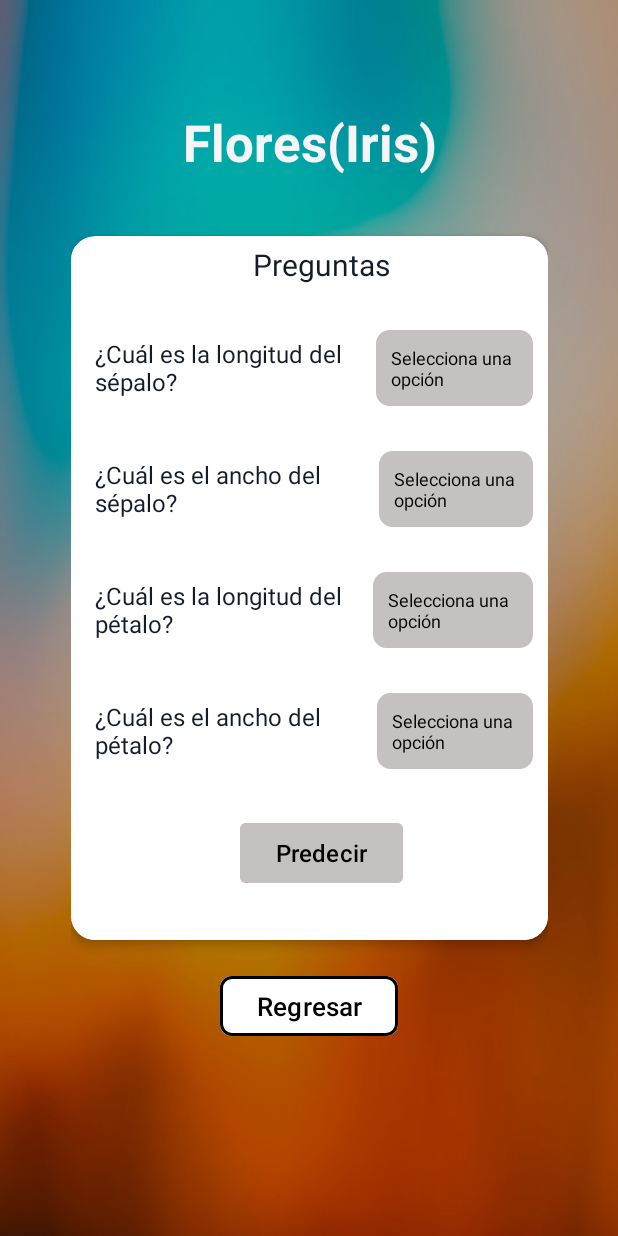
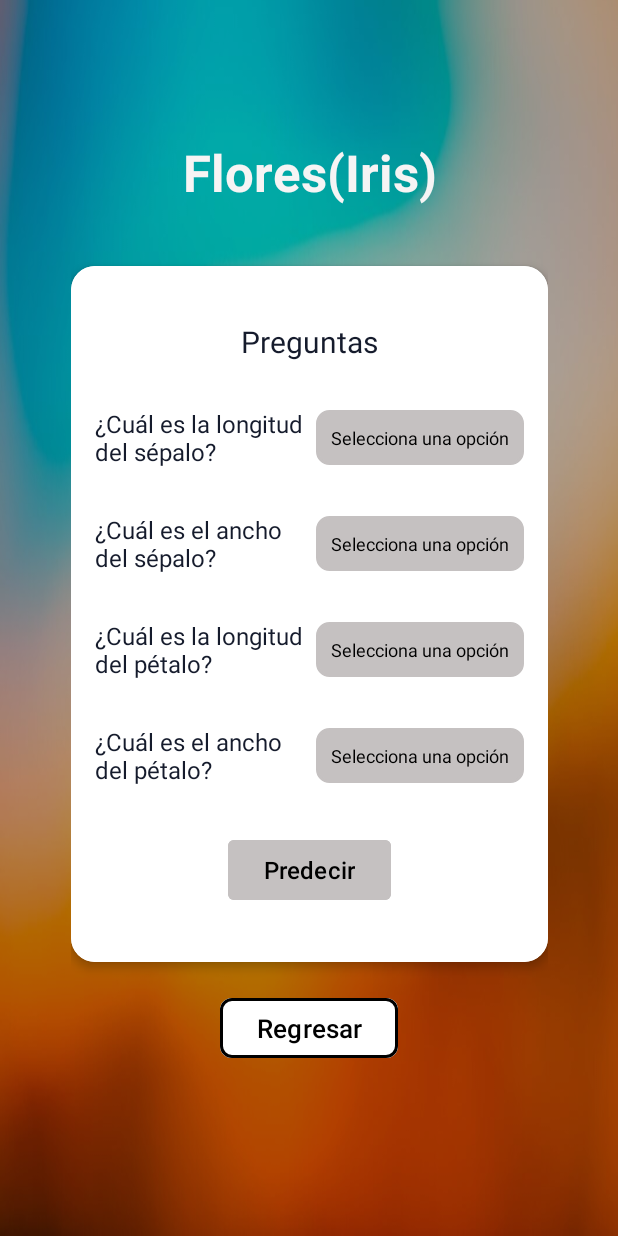
Before and after one commit to AzaelLobos/PrediccionMovil, an Android app: the screen it shows after launch (MainActivity), after a tap on "Predicción", on a phone screen of 412 x 824 dp. Run offline under Robolectric (Android 15) with nearby library versions, the phone set to English and light mode, and no system bars; libraries missing offline, so code that uses them is left out: org.tensorflow.lite; network calls fail.

Commit message:
Centrado verticalmente en Prediccion

```diff
--- a/proyecto/app/src/main/res/layout/vista_prediccion.xml
+++ b/proyecto/app/src/main/res/layout/vista_prediccion.xml
@@ -24,13 +24,15 @@
         android:id="@+id/linearLayout"
         android:layout_width="318dp"
         android:layout_height="640dp"
-        android:layout_marginTop="72dp"
         android:orientation="vertical"
+        app:layout_constraintStart_toStartOf="parent"
         app:layout_constraintEnd_toEndOf="parent"
-        app:layout_constraintStart_toStartOf="parent"
-        app:layout_constraintTop_toTopOf="parent">
+        app:layout_constraintTop_toTopOf="parent"
+        app:layout_constraintBottom_toBottomOf="parent"
+        app:layout_constraintVertical_bias="0.5">
 
-        <TextView
+
+    <TextView
             android:id="@+id/textView"
             android:layout_width="match_parent"
             android:layout_height="wrap_content"
@@ -42,7 +44,7 @@
 
         <androidx.cardview.widget.CardView
             android:layout_width="match_parent"
-            android:layout_height="wrap_content"
+            android:layout_height="464dp"
             android:layout_marginTop="40dp"
             android:backgroundTint="#FFFFFF"
             app:cardCornerRadius="16dp"
@@ -50,11 +52,11 @@
 
             <LinearLayout
                 android:layout_width="match_parent"
-                android:layout_height="464dp"
-                android:layout_marginTop="5dp"
+                android:layout_height="match_parent"
                 android:background="#FFFFFF"
                 android:orientation="vertical"
-                android:paddingLeft="16dp">
+                android:padding="16dp"
+                android:gravity="center_vertical">  <!-- Centra verticalmente el contenido -->
 
                 <TextView
                     android:layout_width="wrap_content"
@@ -73,10 +75,9 @@
                     android:orientation="horizontal">
 
                     <TextView
-                        android:layout_width="221dp"
+                        android:layout_width="0dp"
                         android:layout_height="wrap_content"
                         android:layout_weight="1"
-                        android:paddingEnd="16dp"
                         android:text="¿Cuál es la longitud del sépalo?"
                         android:textColor="@color/material_dynamic_secondary10"
                         android:textSize="16sp" />
@@ -85,8 +86,6 @@
                         android:id="@+id/pregunta1"
                         android:layout_width="wrap_content"
                         android:layout_height="wrap_content"
-                        android:layout_marginRight="10dp"
-                        android:layout_weight="1"
                         android:background="@drawable/spinner_background"
                         android:backgroundTint="#C5C1C1" />
                 </LinearLayout>
@@ -100,10 +99,9 @@
                     android:orientation="horizontal">
 
                     <TextView
-                        android:layout_width="wrap_content"
+                        android:layout_width="0dp"
                         android:layout_height="wrap_content"
                         android:layout_weight="1"
-                        android:paddingEnd="16dp"
                         android:text="¿Cuál es el ancho del sépalo?"
                         android:textColor="@color/material_dynamic_secondary10"
                         android:textSize="16sp" />
@@ -112,8 +110,6 @@
                         android:id="@+id/pregunta2"
                         android:layout_width="wrap_content"
                         android:layout_height="wrap_content"
-                        android:layout_marginRight="10dp"
-                        android:layout_weight="1"
                         android:background="@drawable/spinner_background"
                         android:backgroundTint="#C5C1C1" />
                 </LinearLayout>
@@ -127,10 +123,9 @@
                     android:orientation="horizontal">
 
                     <TextView
-                        android:layout_width="217dp"
+                        android:layout_width="0dp"
                         android:layout_height="wrap_content"
                         android:layout_weight="1"
-                        android:paddingEnd="16dp"
                         android:text="¿Cuál es la longitud del pétalo?"
                         android:textColor="@color/material_dynamic_secondary10"
                         android:textSize="16sp" />
@@ -139,8 +134,6 @@
                         android:id="@+id/pregunta3"
                         android:layout_width="wrap_content"
                         android:layout_height="wrap_content"
-                        android:layout_marginRight="10dp"
-                        android:layout_weight="1"
                         android:background="@drawable/spinner_background"
                         android:backgroundTint="#C5C1C1" />
                 </LinearLayout>
@@ -154,10 +147,9 @@
                     android:orientation="horizontal">
 
                     <TextView
-                        android:layout_width="wrap_content"
+                        android:layout_width="0dp"
                         android:layout_height="wrap_content"
                         android:layout_weight="1"
-                        android:paddingEnd="16dp"
                         android:text="¿Cuál es el ancho del pétalo?"
                         android:textColor="@color/material_dynamic_secondary10"
                         android:textSize="16sp" />
@@ -166,8 +158,6 @@
                         android:id="@+id/pregunta4"
                         android:layout_width="wrap_content"
                         android:layout_height="wrap_content"
-                        android:layout_marginRight="10dp"
-                        android:layout_weight="1"
                         android:background="@drawable/spinner_background"
                         android:backgroundTint="#C5C1C1" />
                 </LinearLayout>
@@ -185,6 +175,7 @@
                     app:shapeAppearance="@style/ShapeAppearance.Material3.Corner.ExtraSmall" />
             </LinearLayout>
         </androidx.cardview.widget.CardView>
+
 
         <Button
             android:id="@+id/btn_Regresar3"
```
